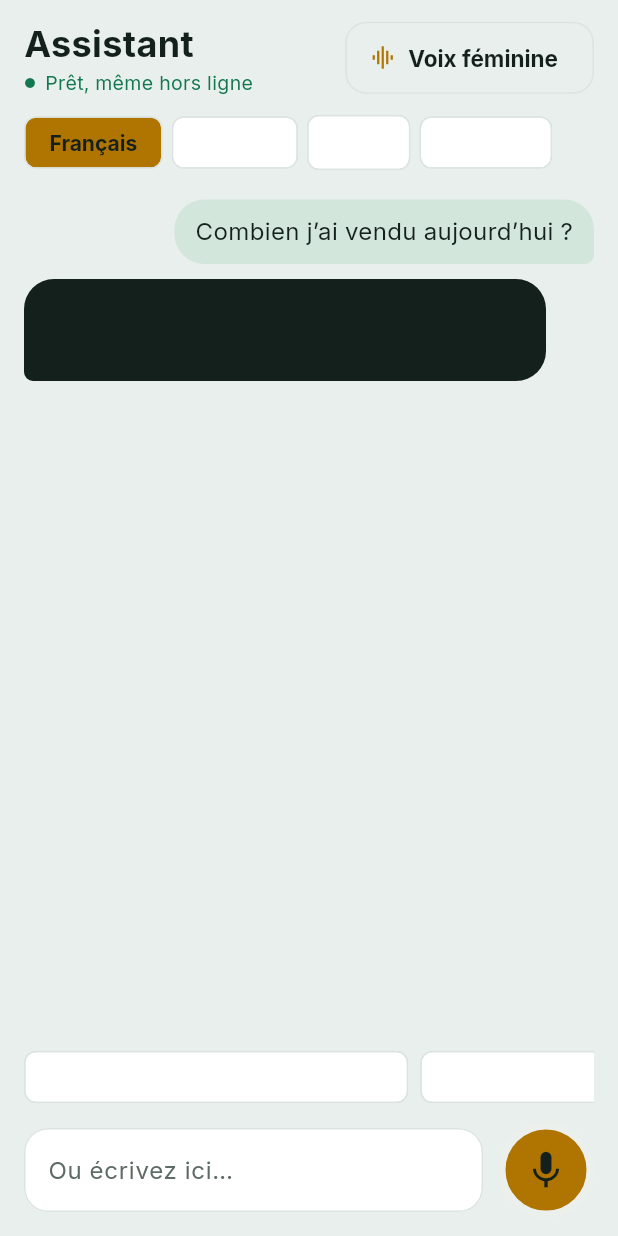
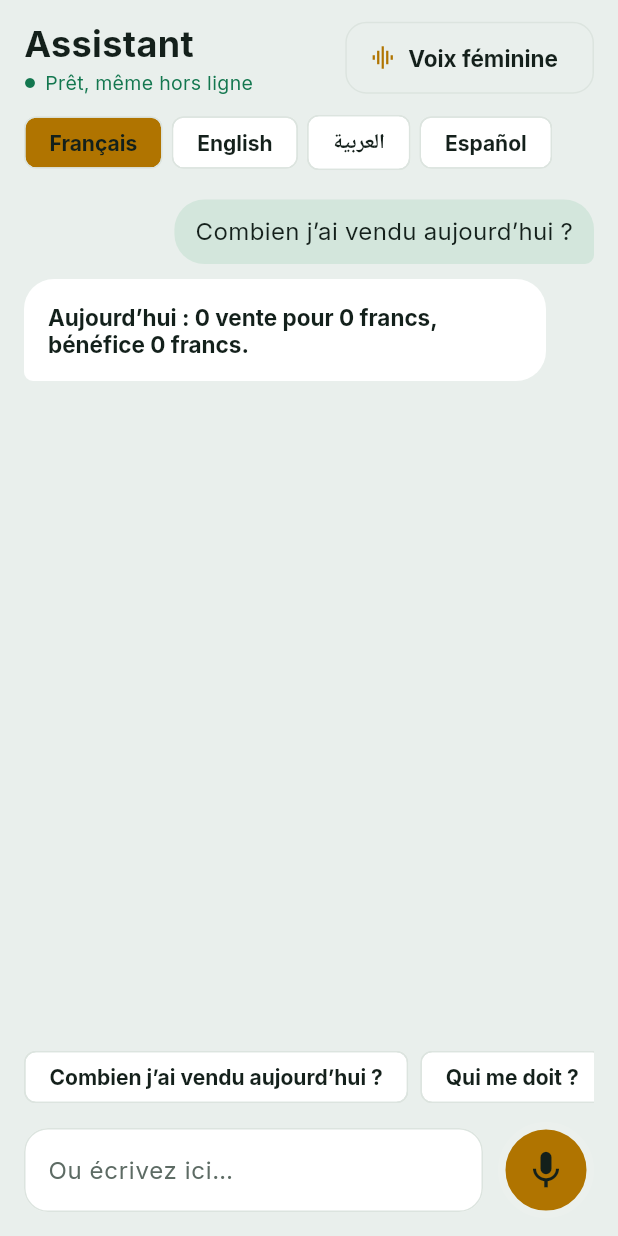
Before and after one commit to GereMieux/Flyfinance, a Flutter app: the AssistantScreen widget shown alone on an empty page, opened directly, after a tap on "Voix féminine", after a tap on "Voix masculine", after a tap on "Combien j’ai vendu aujourd’hui ?", on a phone screen of 412 x 824 dp. Run offline on Flutter 3.47's test engine with Material 3 defaults, Android fonts, the phone set to English and light mode, and no system bars; our stand-ins replace drift, drift_flutter, flutter_secure_storage, flutter_tts, local_auth, pdf and 2 more; accounts and stored records are empty; generated files the repository leaves out were written again.

Commit message:
APK Android construit automatiquement et lisibilité du mode jour
- Nouveau workflow GitHub Actions : construit l'APK à chaque modification
  de main et le publie dans la version « apercu » (lien fixe).
- Mode jour : texte des puces (langues, filtres, Prix de gros) invisible,
  blanc sur blanc ; bulles de l'assistant foncées avec texte foncé.

Co-Authored-By: Claude Opus 5.5 (1M context) <noreply@anthropic.com>
Claude-Session: https://claude.ai/code/session_01C5sMnqXDcPcStqHciLpzVM

```diff
--- a/lib/ui/assistant_screen.dart
+++ b/lib/ui/assistant_screen.dart
@@ -287,7 +287,8 @@ class _AssistantScreenState extends State<AssistantScreen> {
         margin: const EdgeInsets.only(bottom: 10, right: 32),
         padding: const EdgeInsets.all(16),
         decoration: BoxDecoration(
-          color: Palette.text,
+          // Toujours claire, avec le texte foncé [Palette.ink], dans les deux modes.
+          color: Colors.white,
           borderRadius: const BorderRadius.only(
             topLeft: Radius.circular(20),
             topRight: Radius.circular(20),
@@ -296,7 +297,11 @@ class _AssistantScreenState extends State<AssistantScreen> {
           ),
         ),
         child: DefaultTextStyle(
-          style: const TextStyle(color: Palette.ink, fontSize: 15),
+          style: const TextStyle(
+            fontFamily: appFont,
+            color: Palette.ink,
+            fontSize: 15,
+          ),
           child: Column(
             crossAxisAlignment: CrossAxisAlignment.start,
             children: [
--- a/lib/ui/theme.dart
+++ b/lib/ui/theme.dart
@@ -239,9 +239,10 @@ ThemeData buildTheme([Brightness brightness = Brightness.dark]) {
       backgroundColor: Palette.card,
       selectedColor: Palette.amber,
       side: BorderSide(color: Palette.line),
-      labelStyle: const TextStyle(
+      labelStyle: TextStyle(
         fontFamily: appFont,
         fontWeight: FontWeight.w700,
+        color: Palette.text,
       ),
       secondaryLabelStyle: const TextStyle(
         fontFamily: appFont,
```
Also changed, not shown: 1 other file.
